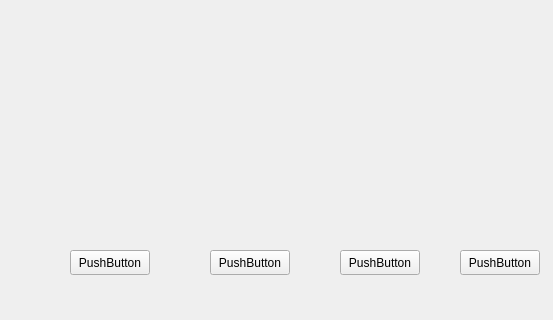
Old version of the form final/mainwindow.ui in the repository nonorze-VOXX/qt-bad; both pictures show x 0 to 553 and y 0 to 320 of the 800 by 600 pixel window.
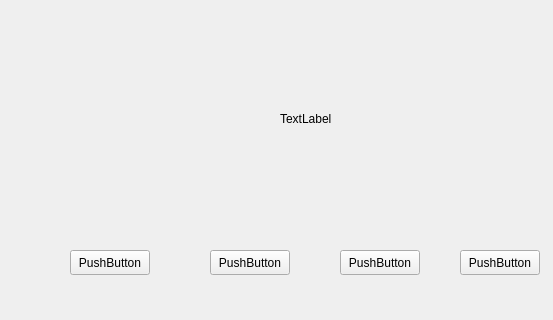
New version of the form.

Diff of the .ui file:
```diff
--- a/final/mainwindow.ui
+++ b/final/mainwindow.ui
@@ -78,6 +78,19 @@
      <string>R</string>
     </property>
    </widget>
+   <widget class="QLabel" name="label">
+    <property name="geometry">
+     <rect>
+      <x>280</x>
+      <y>110</y>
+      <width>66</width>
+      <height>18</height>
+     </rect>
+    </property>
+    <property name="text">
+     <string>TextLabel</string>
+    </property>
+   </widget>
   </widget>
   <widget class="QMenuBar" name="menubar">
    <property name="geometry">
```
